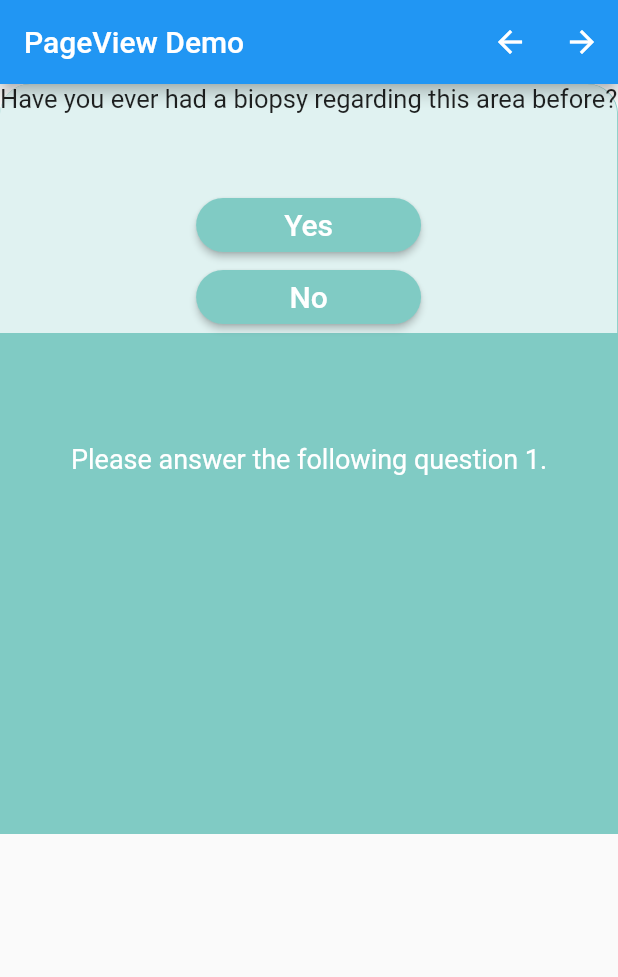
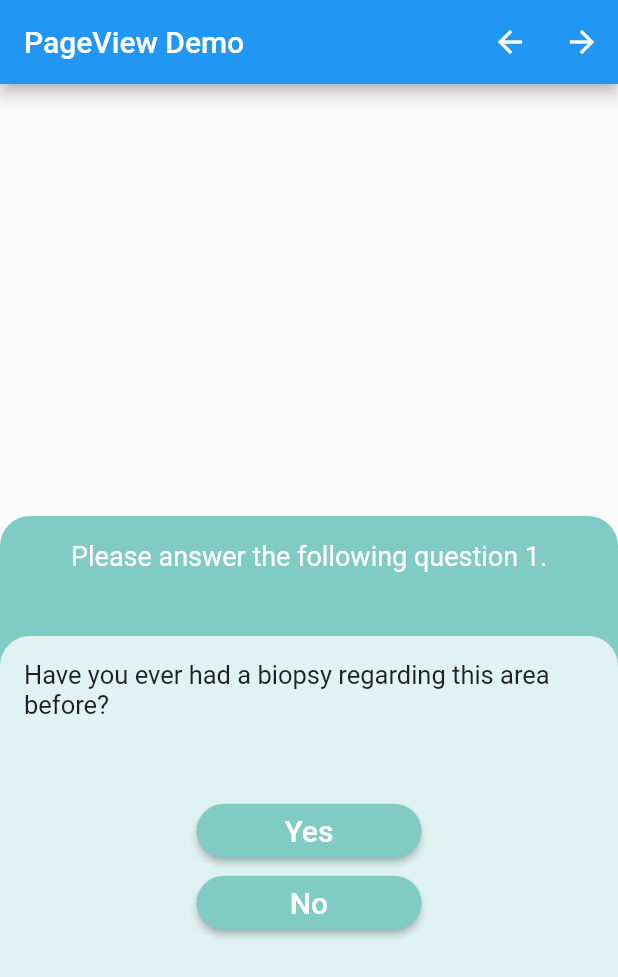
Before and after one commit to Endev-Brian-Kan/PageViewExercise, a Flutter app: the screen it shows after launch, on a phone screen of 412 x 824 dp. Shown: the top 977 px of the screen. Run offline on Flutter 3.47's test engine with Material 2 defaults, Android fonts, the phone set to English and light mode, and no system bars.

Commit message:
Finished the general layout of a page in main.

```diff
--- a/lib/main.dart
+++ b/lib/main.dart
@@ -51,11 +51,12 @@ class _HomePageState extends State<HomePage> {
             Container(
               // PAGE 1 STARTS HERE ============================
               child: Stack(
+                alignment: Alignment.bottomCenter,
                 children: <Widget>[
                   SizedBox(height: 50),
                   Container(
                     width: double.infinity,
-                    height: 500,
+                    height: 480,
                     // color: Colors.teal[200],
                     decoration: BoxDecoration(
                       color: Colors.teal[200],
@@ -65,7 +66,8 @@ class _HomePageState extends State<HomePage> {
                       ),
                     ),
 
-                    child: Center(
+                    child: Container(
+                      padding: EdgeInsets.all(16.0),
                       child: Text(
                         "Please answer the following question 1.",
                         textAlign: TextAlign.center,
@@ -76,9 +78,9 @@ class _HomePageState extends State<HomePage> {
                       ),
                     ),
                   ),
-                  Column(
-                    children: <Widget>[
                   Container(
+                    padding: EdgeInsets.all(16.0),
+                    height: 400,
                     decoration: BoxDecoration(
                       color: Colors.teal[50],
                       borderRadius: BorderRadius.only(
@@ -88,9 +90,9 @@ class _HomePageState extends State<HomePage> {
                     ),
                     child: Column(
                       children: <Widget>[
+                        // SizedBox(height: 50),
                         Text(
                           "Have you ever had a biopsy regarding this area before?",
-                              // textAlign: TextAlign.center,
                           style: TextStyle(
                             fontSize: 17,
                           ),
@@ -102,18 +104,6 @@ class _HomePageState extends State<HomePage> {
                       ],
                     ),
                   ),
-                    ],
-                  ),
-                  // Text(
-                  //   "Have you ever had a biopsy regarding this area before?",
-                  //   style: TextStyle(
-                  //     fontSize: 20,
-                  //   ),
-                  // ),
-                  // // SizedBox for space
-                  // SizedBox(height: 50),
-                  // Yesbutton(pageController, pageChanged),
-                  // Nobutton(pageController, pageChanged),
                 ],
               ),
             ),
--- /dev/null
+++ b/lib/pageTemplate.dart
@@ -0,0 +1,4 @@
+import 'package:flutter/material.dart';
+
+import './noButton.dart';
+import './yesButton.dart';
```
Lines whose indentation alone changed are shown as unchanged.
